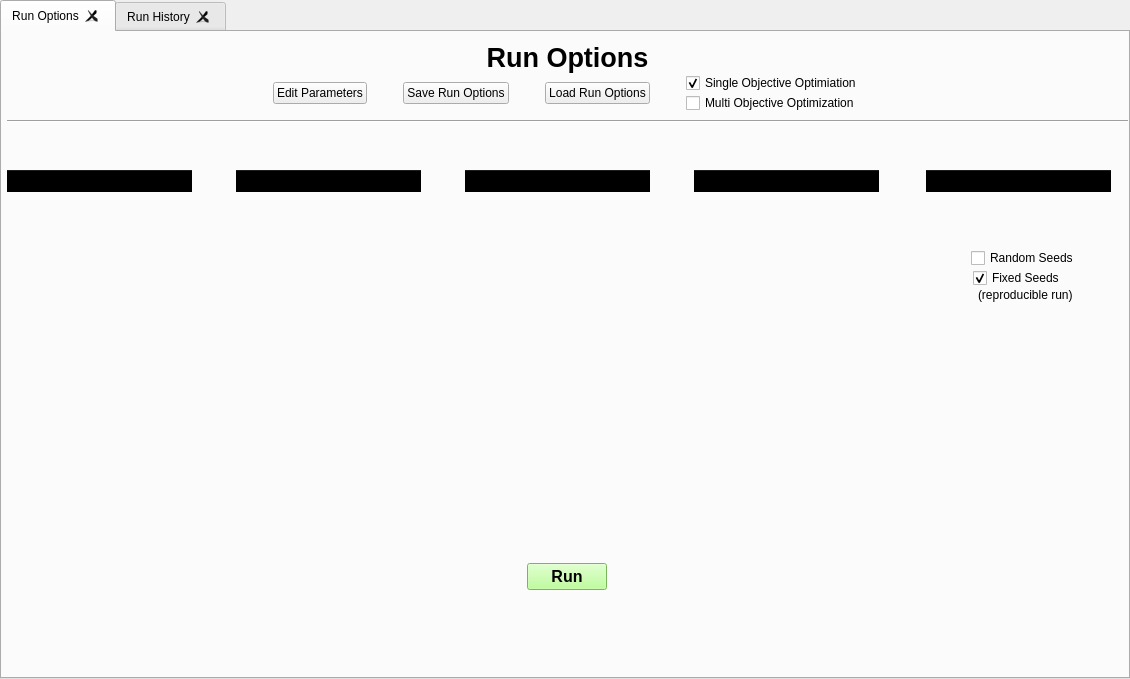
Before: the Qt Designer form frontend/designer_templates/main_window/fixed_tabs.ui in tomaslibanomonteiro/Thesis-code, drawn with Qt 5.
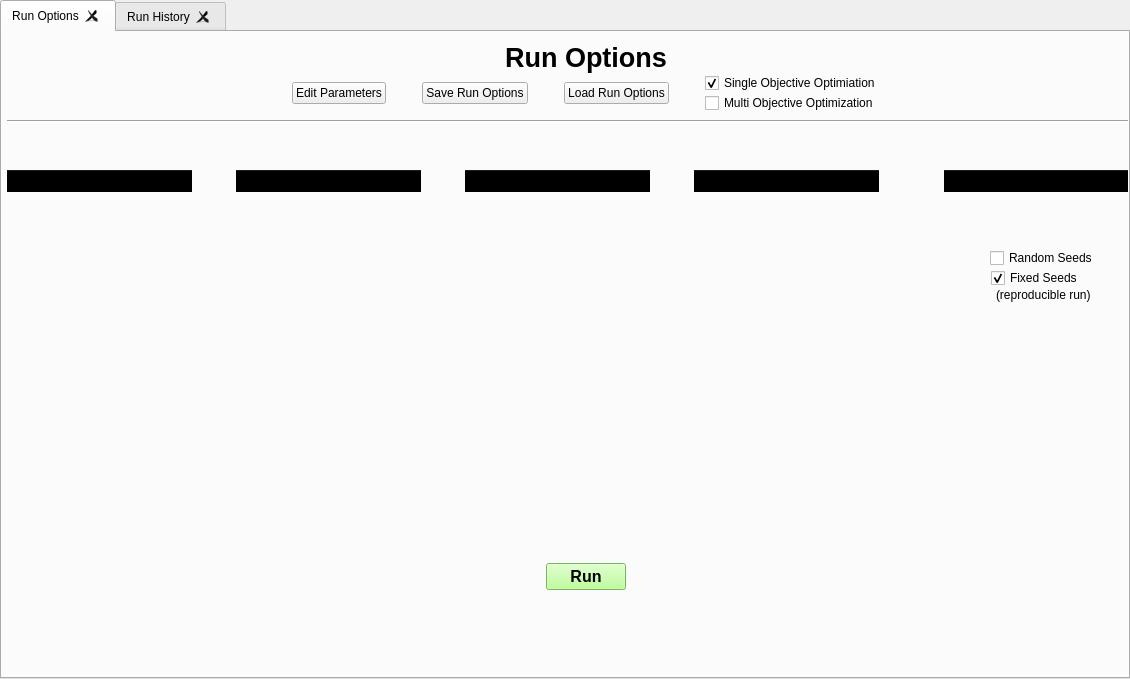
After: the same form once the commit is applied.

```diff
--- a/frontend/designer_templates/main_window/fixed_tabs.ui
+++ b/frontend/designer_templates/main_window/fixed_tabs.ui
@@ -37,7 +37,7 @@
      <rect>
       <x>5</x>
       <y>0</y>
-      <width>1121</width>
+      <width>1158</width>
       <height>641</height>
      </rect>
     </property>
@@ -1003,6 +1003,15 @@
             </color>
            </brush>
           </colorrole>
+          <colorrole role="PlaceholderText">
+           <brush brushstyle="NoBrush">
+            <color alpha="128">
+             <red>0</red>
+             <green>0</green>
+             <blue>0</blue>
+            </color>
+           </brush>
+          </colorrole>
          </active>
          <inactive>
           <colorrole role="WindowText">
@@ -1140,6 +1149,15 @@
             </color>
            </brush>
           </colorrole>
+          <colorrole role="PlaceholderText">
+           <brush brushstyle="NoBrush">
+            <color alpha="128">
+             <red>0</red>
+             <green>0</green>
+             <blue>0</blue>
+            </color>
+           </brush>
+          </colorrole>
          </inactive>
          <disabled>
           <colorrole role="WindowText">
@@ -1277,6 +1295,15 @@
             </color>
            </brush>
           </colorrole>
+          <colorrole role="PlaceholderText">
+           <brush brushstyle="NoBrush">
+            <color alpha="128">
+             <red>0</red>
+             <green>0</green>
+             <blue>0</blue>
+            </color>
+           </brush>
+          </colorrole>
          </disabled>
         </palette>
        </property>
```
Left out of the diff: 30 changed lines with no effect on the pictures.
